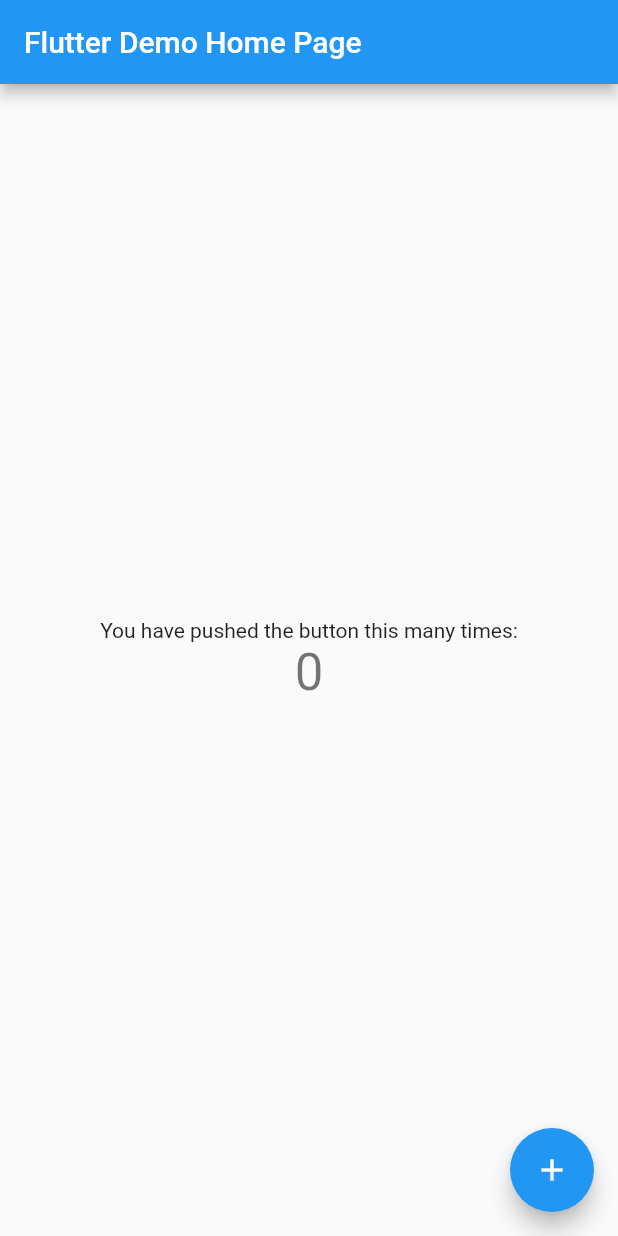
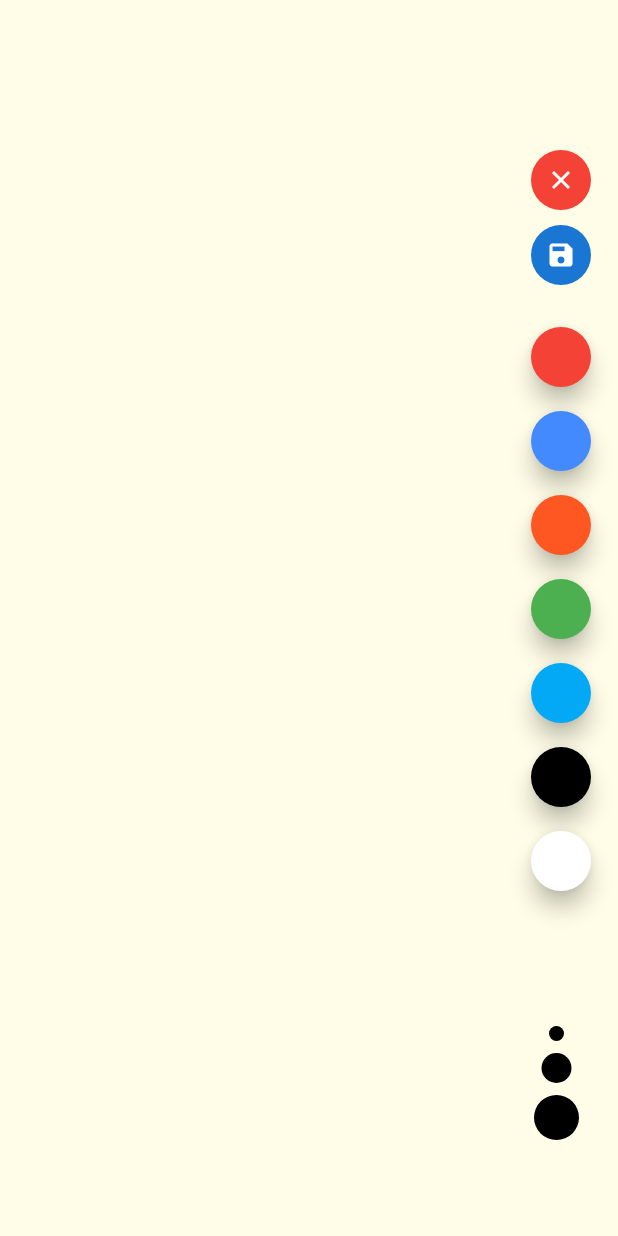
Before and after one commit to MatijaNovosel/scribble, a Flutter app: the screen it shows after launch, on a phone screen of 412 x 824 dp. Run offline on Flutter 3.47's test engine with Material 2 defaults, Android fonts, the phone set to English and light mode, and no system bars; our stand-ins replace image_gallery_saver.

Commit message:
Sketching page, event handling

```diff
--- /dev/null
+++ b/lib/drawingPage.dart
@@ -0,0 +1,235 @@
+import 'dart:async';
+import 'dart:typed_data';
+import 'dart:ui' as ui;
+
+import 'package:flutter/material.dart';
+import 'package:flutter/rendering.dart';
+import 'package:image_gallery_saver/image_gallery_saver.dart';
+
+import 'drawnLine.dart';
+import 'sketcher.dart';
+
+class DrawingPage extends StatefulWidget {
+  const DrawingPage({Key? key}) : super(key: key);
+
+  @override
+  _DrawingPageState createState() => _DrawingPageState();
+}
+
+class _DrawingPageState extends State<DrawingPage> {
+  final GlobalKey _globalKey = GlobalKey();
+  List<DrawnLine?> lines = <DrawnLine>[];
+  DrawnLine? line;
+  Color selectedColor = Colors.black;
+  double selectedWidth = 5.0;
+
+  StreamController<List<DrawnLine?>> linesStreamController = StreamController<List<DrawnLine?>>.broadcast();
+  StreamController<DrawnLine?> currentLineStreamController = StreamController<DrawnLine?>.broadcast();
+
+  Future<void> save() async {
+    try {
+      RenderRepaintBoundary boundary = _globalKey.currentContext?.findRenderObject() as RenderRepaintBoundary;
+      ui.Image image = await boundary.toImage();
+      ByteData? byteData = await image.toByteData(format: ui.ImageByteFormat.png);
+      Uint8List? pngBytes = byteData?.buffer.asUint8List();
+      var saved = await ImageGallerySaver.saveImage(
+        pngBytes!,
+        quality: 100,
+        name: DateTime.now().toIso8601String() + ".png",
+        isReturnImagePathOfIOS: true,
+      );
+      print(saved);
+    } catch (e) {
+      print(e);
+    }
+  }
+
+  Future<void> clear() async {
+    setState(() {
+      lines = [];
+      line = null;
+    });
+  }
+
+  @override
+  Widget build(BuildContext context) {
+    return Scaffold(
+      backgroundColor: Colors.yellow[50],
+      body: Stack(
+        children: [
+          buildAllPaths(context),
+          buildCurrentPath(context),
+          buildStrokeToolbar(),
+          buildColorToolbar(),
+        ],
+      ),
+    );
+  }
+
+  Widget buildCurrentPath(BuildContext context) {
+    return GestureDetector(
+      onPanStart: onPanStart,
+      onPanUpdate: onPanUpdate,
+      onPanEnd: onPanEnd,
+      child: RepaintBoundary(
+        child: Container(
+          width: MediaQuery.of(context).size.width,
+          height: MediaQuery.of(context).size.height,
+          padding: const EdgeInsets.all(4.0),
+          color: Colors.transparent,
+          alignment: Alignment.topLeft,
+          child: StreamBuilder<DrawnLine?>(
+            stream: currentLineStreamController.stream,
+            builder: (context, snapshot) {
+              return CustomPaint(
+                painter: Sketcher(
+                  lines: [line],
+                ),
+              );
+            },
+          ),
+        ),
+      ),
+    );
+  }
+
+  Widget buildAllPaths(BuildContext context) {
+    return RepaintBoundary(
+      key: _globalKey,
+      child: Container(
+        width: MediaQuery.of(context).size.width,
+        height: MediaQuery.of(context).size.height,
+        color: Colors.transparent,
+        padding: const EdgeInsets.all(4.0),
+        alignment: Alignment.topLeft,
+        child: StreamBuilder<List<DrawnLine?>>(
+          stream: linesStreamController.stream,
+          builder: (context, snapshot) {
+            return CustomPaint(
+              painter: Sketcher(
+                lines: lines,
+              ),
+            );
+          },
+        ),
+      ),
+    );
+  }
+
+  void onPanStart(DragStartDetails details) {
+    RenderBox box = context.findRenderObject() as RenderBox;
+    Offset point = box.globalToLocal(details.globalPosition);
+    line = DrawnLine([point], selectedColor, selectedWidth);
+  }
+
+  void onPanUpdate(DragUpdateDetails details) {
+    RenderBox box = context.findRenderObject() as RenderBox;
+    Offset point = box.globalToLocal(details.globalPosition);
+
+    List<Offset> path = List.from(line!.path)..add(point);
+    line = DrawnLine(path, selectedColor, selectedWidth);
+    currentLineStreamController.add(line);
+  }
+
+  void onPanEnd(DragEndDetails details) {
+    lines = List.from(lines)..add(line);
+    linesStreamController.add(lines);
+  }
+
+  Widget buildStrokeToolbar() {
+    return Positioned(
+      bottom: 60.0,
+      right: 22.0,
+      child: Column(
+        crossAxisAlignment: CrossAxisAlignment.center,
+        mainAxisAlignment: MainAxisAlignment.start,
+        children: [
+          buildStrokeButton(5.0),
+          buildStrokeButton(10.0),
+          buildStrokeButton(15.0),
+        ],
+      ),
+    );
+  }
+
+  Widget buildStrokeButton(double strokeWidth) {
+    return GestureDetector(
+      onTap: () {
+        setState(() {
+          selectedWidth = strokeWidth;
+        });
+      },
+      child: Padding(
+        padding: const EdgeInsets.all(4.0),
+        child: Container(
+          width: strokeWidth * 2,
+          height: strokeWidth * 2,
+          decoration: BoxDecoration(color: selectedColor, borderRadius: BorderRadius.circular(50.0)),
+        ),
+      ),
+    );
+  }
+
+  Widget buildColorToolbar() {
+    return Positioned(
+      top: 100.0,
+      right: 10.0,
+      child: Column(
+        crossAxisAlignment: CrossAxisAlignment.center,
+        mainAxisAlignment: MainAxisAlignment.start,
+        children: [
+          GestureDetector(
+            onTap: clear,
+            child: const CircleAvatar(
+              backgroundColor: Colors.red,
+              child: Icon(
+                Icons.clear,
+                size: 20.0,
+                color: Colors.white,
+              ),
+            ),
+          ),
+          const Divider(
+            height: 10.0,
+          ),
+          GestureDetector(
+            onTap: save,
+            child: const CircleAvatar(
+              child: Icon(
+                Icons.save,
+                size: 20.0,
+                color: Colors.white,
+              ),
+            ),
+          ),
+          const Divider(
+            height: 20.0,
+          ),
+          buildColorButton(Colors.red),
+          buildColorButton(Colors.blueAccent),
+          buildColorButton(Colors.deepOrange),
+          buildColorButton(Colors.green),
+          buildColorButton(Colors.lightBlue),
+          buildColorButton(Colors.black),
+          buildColorButton(Colors.white),
+        ],
+      ),
+    );
+  }
+
+  Widget buildColorButton(Color color) {
+    return Padding(
+      padding: const EdgeInsets.all(4.0),
+      child: FloatingActionButton(
+        mini: true,
+        backgroundColor: color,
+        child: Container(),
+        onPressed: () {
+          setState(() {
+            selectedColor = color;
+          });
+        },
+      ),
+    );
+  }
+}
--- /dev/null
+++ b/lib/drawnLine.dart
@@ -0,0 +1,9 @@
+import 'package:flutter/material.dart';
+
+class DrawnLine {
+  final List<Offset?> path;
+  final Color color;
+  final double width;
+
+  DrawnLine(this.path, this.color, this.width);
+}
--- a/lib/main.dart
+++ b/lib/main.dart
@@ -1,3 +1,4 @@
+import 'drawingPage.dart';
 import 'package:flutter/material.dart';
 
 void main() {
@@ -7,109 +8,15 @@ void main() {
 class MyApp extends StatelessWidget {
   const MyApp({Key? key}) : super(key: key);
 
-  // This widget is the root of your application.
   @override
   Widget build(BuildContext context) {
     return MaterialApp(
-      title: 'Flutter Demo',
+      title: 'Scribble',
+      debugShowCheckedModeBanner: false,
       theme: ThemeData(
-        // This is the theme of your application.
-        //
-        // Try running your application with "flutter run". You'll see the
-        // application has a blue toolbar. Then, without quitting the app, try
-        // changing the primarySwatch below to Colors.green and then invoke
-        // "hot reload" (press "r" in the console where you ran "flutter run",
-        // or simply save your changes to "hot reload" in a Flutter IDE).
-        // Notice that the counter didn't reset back to zero; the application
-        // is not restarted.
         primarySwatch: Colors.blue,
       ),
-      home: const MyHomePage(title: 'Flutter Demo Home Page'),
+      home: const DrawingPage(),
     );
   }
 }
-
-class MyHomePage extends StatefulWidget {
-  const MyHomePage({Key? key, required this.title}) : super(key: key);
-
-  // This widget is the home page of your application. It is stateful, meaning
-  // that it has a State object (defined below) that contains fields that affect
-  // how it looks.
-
-  // This class is the configuration for the state. It holds the values (in this
-  // case the title) provided by the parent (in this case the App widget) and
-  // used by the build method of the State. Fields in a Widget subclass are
-  // always marked "final".
-
-  final String title;
-
-  @override
-  State<MyHomePage> createState() => _MyHomePageState();
-}
-
-class _MyHomePageState extends State<MyHomePage> {
-  int _counter = 0;
-
-  void _incrementCounter() {
-    setState(() {
-      // This call to setState tells the Flutter framework that something has
-      // changed in this State, which causes it to rerun the build method below
-      // so that the display can reflect the updated values. If we changed
-      // _counter without calling setState(), then the build method would not be
-      // called again, and so nothing would appear to happen.
-      _counter++;
-    });
-  }
-
-  @override
-  Widget build(BuildContext context) {
-    // This method is rerun every time setState is called, for instance as done
-    // by the _incrementCounter method above.
-    //
-    // The Flutter framework has been optimized to make rerunning build methods
-    // fast, so that you can just rebuild anything that needs updating rather
-    // than having to individually change instances of widgets.
-    return Scaffold(
-      appBar: AppBar(
-        // Here we take the value from the MyHomePage object that was created by
-        // the App.build method, and use it to set our appbar title.
-        title: Text(widget.title),
-      ),
-      body: Center(
-        // Center is a layout widget. It takes a single child and positions it
-        // in the middle of the parent.
-        child: Column(
-          // Column is also a layout widget. It takes a list of children and
-          // arranges them vertically. By default, it sizes itself to fit its
-          // children horizontally, and tries to be as tall as its parent.
-          //
-          // Invoke "debug painting" (press "p" in the console, choose the
-          // "Toggle Debug Paint" action from the Flutter Inspector in Android
-          // Studio, or the "Toggle Debug Paint" command in Visual Studio Code)
-          // to see the wireframe for each widget.
-          //
-          // Column has various properties to control how it sizes itself and
-          // how it positions its children. Here we use mainAxisAlignment to
-          // center the children vertically; the main axis here is the vertical
-          // axis because Columns are vertical (the cross axis would be
-          // horizontal).
-          mainAxisAlignment: MainAxisAlignment.center,
-          children: <Widget>[
-            const Text(
-              'You have pushed the button this many times:',
-            ),
-            Text(
-              '$_counter',
-              style: Theme.of(context).textTheme.headline4,
-            ),
-          ],
-        ),
-      ),
-      floatingActionButton: FloatingActionButton(
-        onPressed: _incrementCounter,
-        tooltip: 'Increment',
-        child: const Icon(Icons.add),
-      ), // This trailing comma makes auto-formatting nicer for build methods.
-    );
-  }
-}
--- a/pubspec.yaml
+++ b/pubspec.yaml
@@ -3,7 +3,7 @@ description: A new Flutter project.
 
 # The following line prevents the package from being accidentally published to
 # pub.dev using `flutter pub publish`. This is preferred for private packages.
-publish_to: 'none' # Remove this line if you wish to publish to pub.dev
+publish_to: "none" # Remove this line if you wish to publish to pub.dev
 
 # The following defines the version and build number for your application.
 # A version number is three numbers separated by dots, like 1.2.43
@@ -30,10 +30,11 @@ dependencies:
   flutter:
     sdk: flutter
 
-
   # The following adds the Cupertino Icons font to your application.
   # Use with the CupertinoIcons class for iOS style icons.
   cupertino_icons: ^1.0.2
+  path_provider: ^2.0.2
+  image_gallery_saver: ^1.6.9
 
 dev_dependencies:
   flutter_test:
@@ -51,7 +52,6 @@ dev_dependencies:
 
 # The following section is specific to Flutter.
 flutter:
-
   # The following line ensures that the Material Icons font is
   # included with your application, so that you can use the icons in
   # the material Icons class.
```
Also changed, not shown: analysis_options.yaml (+2 -25 lines), lib/mainLearning.dart (added, +60 -0 lines), lib/sketcher.dart (added, +36 -0 lines), 8 other files.
